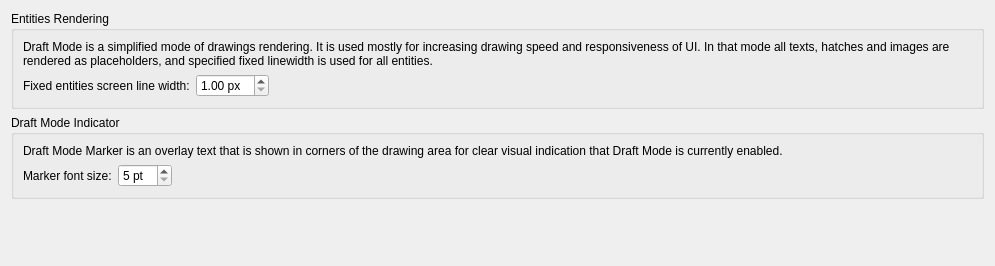
Qt form librecad/src/ui/dialogs/settings/options_drafting/pages/metrics/lc_settings_page_drafting_metrics_draft_mode.ui (sand1024/LibreCAD) before a commit.
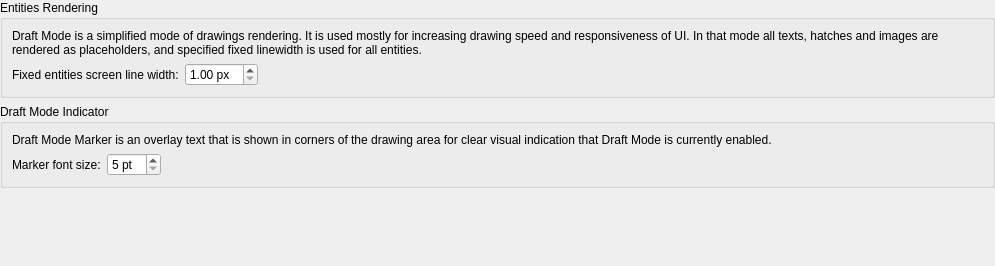
The same form after that commit.

Commit message: generic setting and drawfting settings dialogs cleanup

The edit to the form file:
```diff
--- a/librecad/src/ui/dialogs/settings/options_drafting/pages/metrics/lc_settings_page_drafting_metrics_draft_mode.ui
+++ b/librecad/src/ui/dialogs/settings/options_drafting/pages/metrics/lc_settings_page_drafting_metrics_draft_mode.ui
@@ -11,6 +11,18 @@
    </rect>
   </property>
   <layout class="QVBoxLayout" name="verticalLayout">
+   <property name="leftMargin">
+    <number>0</number>
+   </property>
+   <property name="topMargin">
+    <number>0</number>
+   </property>
+   <property name="rightMargin">
+    <number>0</number>
+   </property>
+   <property name="bottomMargin">
+    <number>0</number>
+   </property>
    <item>
     <widget class="QGroupBox" name="groupBox">
      <property name="title">
```
The commit also changes 40 other files.
